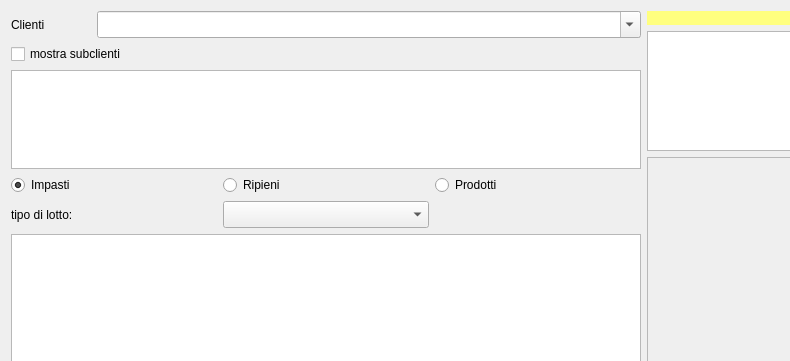
Before: the Qt Designer form hproduction.ui in starwork/hamlet-mod-sanremofoods, drawn with Qt 5; both pictures show x 0 to 790 and y 0 to 361 of the 1287 by 795 pixel window.
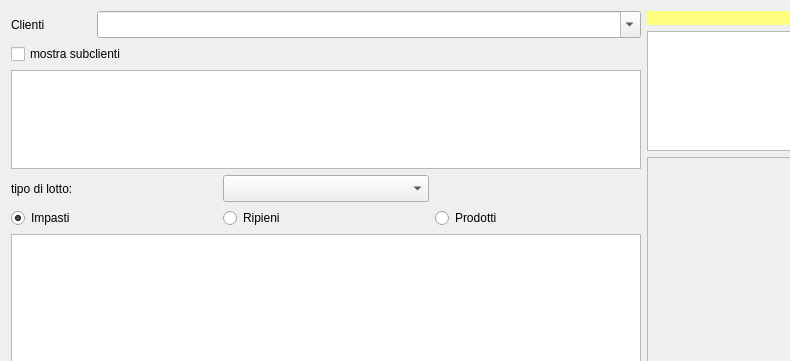
After: the same form once the commit is applied. Icons and pictures are not drawn.

What changed in the file:
```diff
--- a/hproduction.ui
+++ b/hproduction.ui
@@ -103,7 +103,24 @@
            </property>
           </widget>
          </item>
-         <item row="0" column="1">
+         <item row="4" column="2">
+          <widget class="QRadioButton" name="radioButton_3">
+           <property name="text">
+            <string>Prodotti</string>
+           </property>
+          </widget>
+         </item>
+         <item row="4" column="0">
+          <widget class="QRadioButton" name="radioButton">
+           <property name="text">
+            <string>Impasti</string>
+           </property>
+           <property name="checked">
+            <bool>true</bool>
+           </property>
+          </widget>
+         </item>
+         <item row="4" column="1">
           <widget class="QRadioButton" name="radioButton_2">
            <property name="text">
             <string>Ripieni</string>
@@ -119,23 +136,6 @@
            </property>
           </widget>
          </item>
-         <item row="0" column="0">
-          <widget class="QRadioButton" name="radioButton">
-           <property name="text">
-            <string>Impasti</string>
-           </property>
-           <property name="checked">
-            <bool>true</bool>
-           </property>
-          </widget>
-         </item>
-         <item row="0" column="2">
-          <widget class="QRadioButton" name="radioButton_3">
-           <property name="text">
-            <string>Prodotti</string>
-           </property>
-          </widget>
-         </item>
         </layout>
        </item>
        <item>
```
